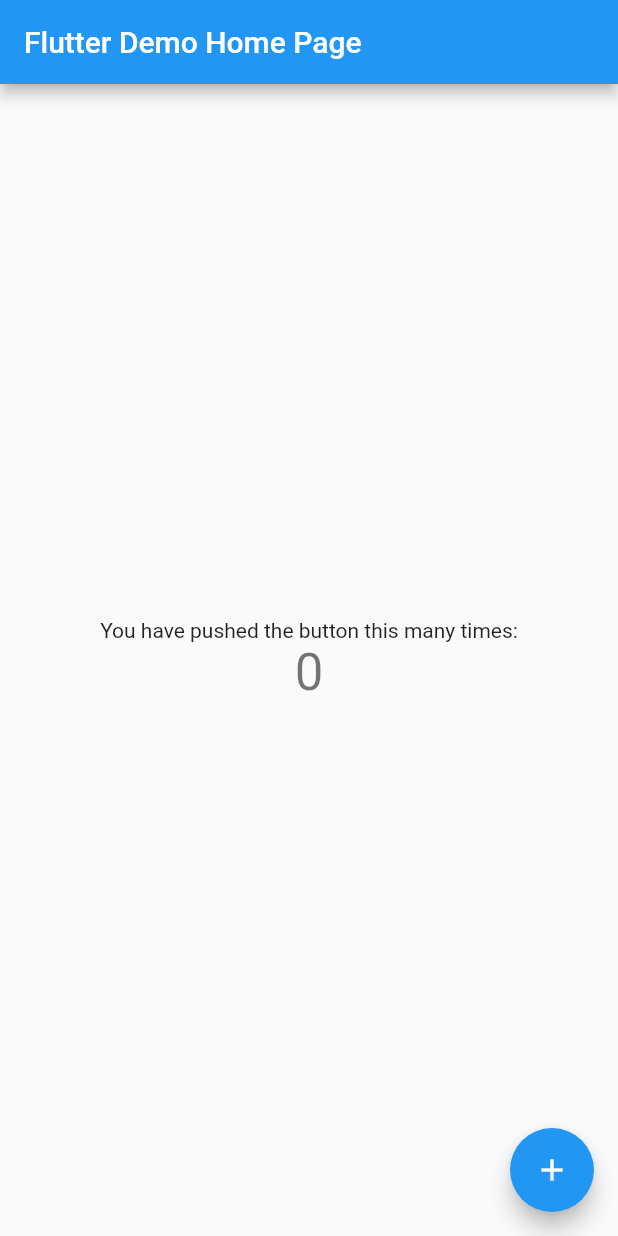
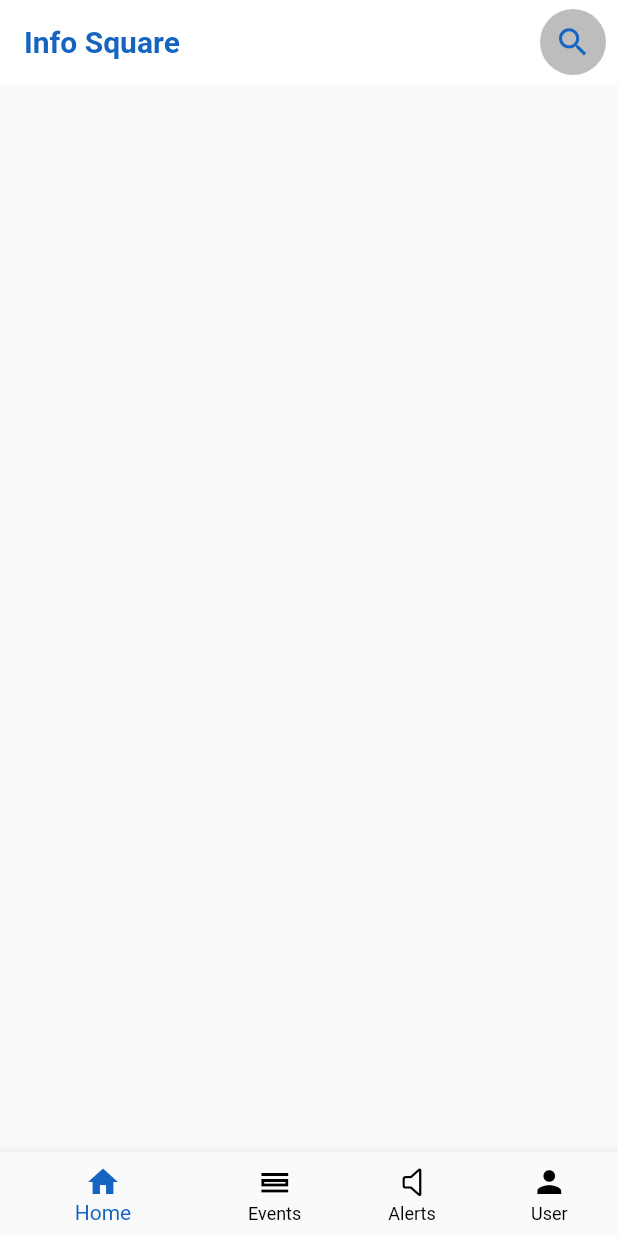
Before and after one commit to kwabenaG/info-square, a Flutter app: the screen it shows after launch, on a phone screen of 412 x 824 dp. Run offline on Flutter 3.47's test engine with Material 2 defaults, Android fonts, the phone set to English and light mode, and no system bars; Roboto replaces fonts that are missing (skia).

Commit message:
add icons to the front page

```diff
--- a/lib/main.dart
+++ b/lib/main.dart
@@ -1,113 +1,133 @@
-import 'package:flutter/material.dart';
+import "dart:core";
+import "package:flutter/material.dart";
+
+// import local classes
+import 'package:info_square/screens/home_screen.dart';
 
 void main() {
-  runApp(MyApp());
+  runApp(InfoSquare());
 }
 
-class MyApp extends StatelessWidget {
-  // This widget is the root of your application.
+class InfoSquare extends StatelessWidget {
   @override
   Widget build(BuildContext context) {
     return MaterialApp(
-      title: 'Flutter Demo',
-      theme: ThemeData(
-        // This is the theme of your application.
-        //
-        // Try running your application with "flutter run". You'll see the
-        // application has a blue toolbar. Then, without quitting the app, try
-        // changing the primarySwatch below to Colors.green and then invoke
-        // "hot reload" (press "r" in the console where you ran "flutter run",
-        // or simply save your changes to "hot reload" in a Flutter IDE).
-        // Notice that the counter didn't reset back to zero; the application
-        // is not restarted.
-        primarySwatch: Colors.blue,
-      ),
-      home: MyHomePage(title: 'Flutter Demo Home Page'),
-    );
+        theme: ThemeData(),
+        debugShowCheckedModeBanner: false,
+        home: HomeScreen());
   }
 }
 
-class MyHomePage extends StatefulWidget {
-  MyHomePage({Key? key, required this.title}) : super(key: key);
+// import 'package:flutter/material.dart';
 
-  // This widget is the home page of your application. It is stateful, meaning
-  // that it has a State object (defined below) that contains fields that affect
-  // how it looks.
+// void main() {
+//   runApp(MyApp());
+// }
 
-  // This class is the configuration for the state. It holds the values (in this
-  // case the title) provided by the parent (in this case the App widget) and
-  // used by the build method of the State. Fields in a Widget subclass are
-  // always marked "final".
+// class MyApp extends StatelessWidget {
+//   // This widget is the root of your application.
+//   @override
+//   Widget build(BuildContext context) {
+//     return MaterialApp(
+//       title: 'Flutter Demo',
+//       theme: ThemeData(
+//         // This is the theme of your application.
+//         //
+//         // Try running your application with "flutter run". You'll see the
+//         // application has a blue toolbar. Then, without quitting the app, try
+//         // changing the primarySwatch below to Colors.green and then invoke
+//         // "hot reload" (press "r" in the console where you ran "flutter run",
+//         // or simply save your changes to "hot reload" in a Flutter IDE).
+//         // Notice that the counter didn't reset back to zero; the application
+//         // is not restarted.
+//         primarySwatch: Colors.blue,
+//       ),
+//       home: MyHomePage(title: 'Flutter Demo Home Page'),
+//     );
+//   }
+// }
 
-  final String title;
+// class MyHomePage extends StatefulWidget {
+//   MyHomePage({Key? key, required this.title}) : super(key: key);
 
-  @override
-  _MyHomePageState createState() => _MyHomePageState();
-}
+//   // This widget is the home page of your application. It is stateful, meaning
+//   // that it has a State object (defined below) that contains fields that affect
+//   // how it looks.
 
-class _MyHomePageState extends State<MyHomePage> {
-  int _counter = 0;
+//   // This class is the configuration for the state. It holds the values (in this
+//   // case the title) provided by the parent (in this case the App widget) and
+//   // used by the build method of the State. Fields in a Widget subclass are
+//   // always marked "final".
 
-  void _incrementCounter() {
-    setState(() {
-      // This call to setState tells the Flutter framework that something has
-      // changed in this State, which causes it to rerun the build method below
-      // so that the display can reflect the updated values. If we changed
-      // _counter without calling setState(), then the build method would not be
-      // called again, and so nothing would appear to happen.
-      _counter++;
-    });
-  }
+//   final String title;
 
-  @override
-  Widget build(BuildContext context) {
-    // This method is rerun every time setState is called, for instance as done
-    // by the _incrementCounter method above.
-    //
-    // The Flutter framework has been optimized to make rerunning build methods
-    // fast, so that you can just rebuild anything that needs updating rather
-    // than having to individually change instances of widgets.
-    return Scaffold(
-      appBar: AppBar(
-        // Here we take the value from the MyHomePage object that was created by
-        // the App.build method, and use it to set our appbar title.
-        title: Text(widget.title),
-      ),
-      body: Center(
-        // Center is a layout widget. It takes a single child and positions it
-        // in the middle of the parent.
-        child: Column(
-          // Column is also a layout widget. It takes a list of children and
-          // arranges them vertically. By default, it sizes itself to fit its
-          // children horizontally, and tries to be as tall as its parent.
-          //
-          // Invoke "debug painting" (press "p" in the console, choose the
-          // "Toggle Debug Paint" action from the Flutter Inspector in Android
-          // Studio, or the "Toggle Debug Paint" command in Visual Studio Code)
-          // to see the wireframe for each widget.
-          //
-          // Column has various properties to control how it sizes itself and
-          // how it positions its children. Here we use mainAxisAlignment to
-          // center the children vertically; the main axis here is the vertical
-          // axis because Columns are vertical (the cross axis would be
-          // horizontal).
-          mainAxisAlignment: MainAxisAlignment.center,
-          children: <Widget>[
-            Text(
-              'You have pushed the button this many times:',
-            ),
-            Text(
-              '$_counter',
-              style: Theme.of(context).textTheme.headline4,
-            ),
-          ],
-        ),
-      ),
-      floatingActionButton: FloatingActionButton(
-        onPressed: _incrementCounter,
-        tooltip: 'Increment',
-        child: Icon(Icons.add),
-      ), // This trailing comma makes auto-formatting nicer for build methods.
-    );
-  }
-}
+//   @override
+//   _MyHomePageState createState() => _MyHomePageState();
+// }
+
+// class _MyHomePageState extends State<MyHomePage> {
+//   int _counter = 0;
+
+//   void _incrementCounter() {
+//     setState(() {
+//       // This call to setState tells the Flutter framework that something has
+//       // changed in this State, which causes it to rerun the build method below
+//       // so that the display can reflect the updated values. If we changed
+//       // _counter without calling setState(), then the build method would not be
+//       // called again, and so nothing would appear to happen.
+//       _counter++;
+//     });
+//   }
+
+//   @override
+//   Widget build(BuildContext context) {
+//     // This method is rerun every time setState is called, for instance as done
+//     // by the _incrementCounter method above.
+//     //
+//     // The Flutter framework has been optimized to make rerunning build methods
+//     // fast, so that you can just rebuild anything that needs updating rather
+//     // than having to individually change instances of widgets.
+//     return Scaffold(
+//       appBar: AppBar(
+//         // Here we take the value from the MyHomePage object that was created by
+//         // the App.build method, and use it to set our appbar title.
+//         title: Text(widget.title),
+//       ),
+//       body: Center(
+//         // Center is a layout widget. It takes a single child and positions it
+//         // in the middle of the parent.
+//         child: Column(
+//           // Column is also a layout widget. It takes a list of children and
+//           // arranges them vertically. By default, it sizes itself to fit its
+//           // children horizontally, and tries to be as tall as its parent.
+//           //
+//           // Invoke "debug painting" (press "p" in the console, choose the
+//           // "Toggle Debug Paint" action from the Flutter Inspector in Android
+//           // Studio, or the "Toggle Debug Paint" command in Visual Studio Code)
+//           // to see the wireframe for each widget.
+//           //
+//           // Column has various properties to control how it sizes itself and
+//           // how it positions its children. Here we use mainAxisAlignment to
+//           // center the children vertically; the main axis here is the vertical
+//           // axis because Columns are vertical (the cross axis would be
+//           // horizontal).
+//           mainAxisAlignment: MainAxisAlignment.center,
+//           children: <Widget>[
+//             Text(
+//               'You have pushed the button this many times:',
+//             ),
+//             Text(
+//               '$_counter',
+//               style: Theme.of(context).textTheme.headline4,
+//             ),
+//           ],
+//         ),
+//       ),
+//       floatingActionButton: FloatingActionButton(
+//         onPressed: _incrementCounter,
+//         tooltip: 'Increment',
+//         child: Icon(Icons.add),
+//       ), // This trailing comma makes auto-formatting nicer for build methods.
+//     );
+//   }
+// }
--- /dev/null
+++ b/lib/screens/home_screen.dart
@@ -0,0 +1,72 @@
+import "dart:core";
+import 'package:flutter/cupertino.dart';
+import "package:flutter/material.dart";
+
+class HomeScreen extends StatefulWidget {
+  //HomeScreen({  }) : super(key: key);
+
+  @override
+  _HomeScreenState createState() => _HomeScreenState();
+}
+
+class _HomeScreenState extends State<HomeScreen> {
+  //for selected item
+  int _selectedIndex = 0;
+
+  void _tapped(int index) {
+    setState(() => {_selectedIndex = index});
+  }
+
+  @override
+  Widget build(BuildContext context) {
+    return Scaffold(
+      appBar: AppBar(
+          title: Text("Info Square",
+              style: TextStyle(
+                  fontFamily: "skia",
+                  fontWeight: FontWeight.w600,
+                  color: Colors.blue[800])),
+          elevation: 0,
+          backgroundColor: Colors.white,
+          centerTitle: false,
+          actions: [
+            Container(
+                margin: EdgeInsets.all(6.0),
+                decoration: BoxDecoration(
+                  color: Colors.grey[400],
+                  shape: BoxShape.circle,
+                ),
+                child: IconButton(
+                    icon: Icon(Icons.search, color: Colors.blue[800]),
+                    iconSize: 25.0,
+                    onPressed: () {}))
+          ]),
+      body: Center(),
+      bottomNavigationBar: BottomNavigationBar(
+        items: [
+          BottomNavigationBarItem(
+            icon: Icon(Icons.home),
+            label: "Home",
+          ),
+          BottomNavigationBarItem(
+            icon: Icon(Icons.calendar_view_day_outlined),
+            label: "Events",
+          ),
+          BottomNavigationBarItem(
+            icon: Icon(CupertinoIcons.speaker),
+            label: "Alerts",
+          ),
+          BottomNavigationBarItem(
+            icon: Icon(Icons.person),
+            label: "User",
+          ),
+        ],
+        currentIndex: _selectedIndex,
+        selectedItemColor: Colors.blue[800],
+        unselectedItemColor: Colors.black,
+        showUnselectedLabels: true,
+        onTap: _tapped,
+      ),
+    );
+  }
+}
--- /dev/null
+++ b/lib/screens/screen_exports.dart
@@ -0,0 +1 @@
+export 'home_screen.dart'; // home screen
```
Also changed, not shown: lib/widgets/IconButton.dart (added, +34 -0 lines), 1 other file.
